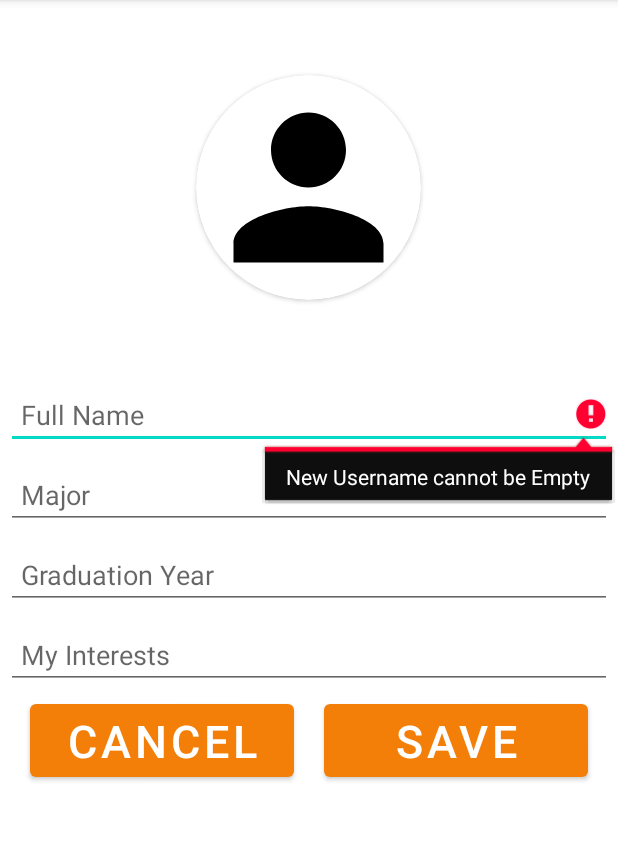
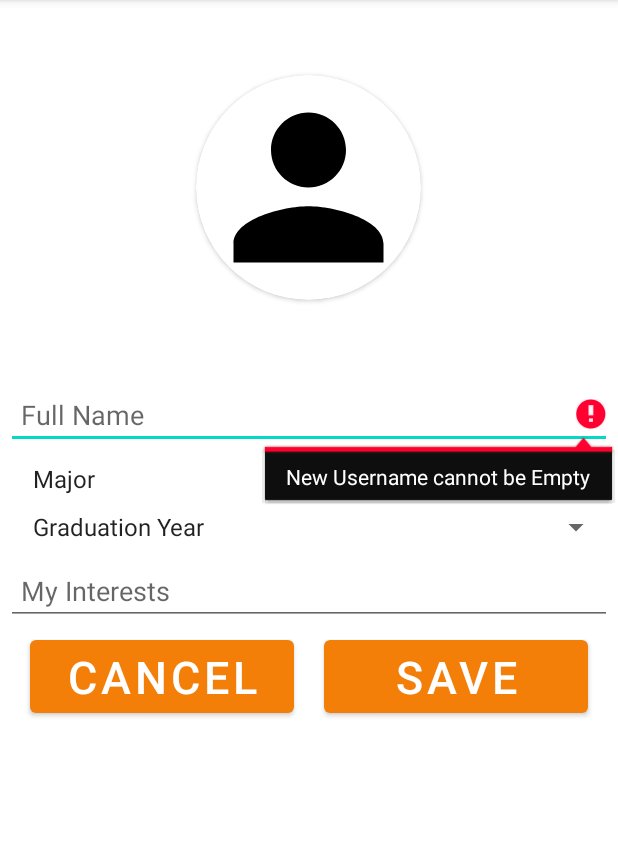
Before and after one commit to Erodri07/SU_Social, an Android app: the edit_profile screen opened directly, with no data from a screen before it, after a tap on "SAVE", on a phone screen of 412 x 824 dp, the part 84-925 px from its top. Run offline under Robolectric (Android 15) with nearby library versions, the phone set to English and light mode, and no system bars; our stand-ins replace Firebase (no records; nobody signed in at launch, a user with empty details on screens opened directly).

Commit message:
Added two drop down menus for edit profile: major and graduation year

```diff
--- a/app/src/main/java/com/example/susocial/edit_profile.java
+++ b/app/src/main/java/com/example/susocial/edit_profile.java
@@ -12,16 +12,21 @@ import android.text.TextUtils;
 import android.view.MenuInflater;
 import android.view.MenuItem;
 import android.view.View;
+import android.widget.AdapterView;
+import android.widget.ArrayAdapter;
 import android.widget.Button;
 import android.widget.EditText;
 import android.widget.ImageView;
+import android.widget.Spinner;
 
 import com.google.firebase.auth.FirebaseAuth;
 import com.google.firebase.auth.FirebaseUser;
 import com.google.firebase.firestore.DocumentReference;
 import com.google.firebase.firestore.FirebaseFirestore;
 
-public class edit_profile extends AppCompatActivity implements View.OnClickListener {
+import java.lang.reflect.Array;
+
+public class edit_profile extends AppCompatActivity implements View.OnClickListener, AdapterView.OnItemSelectedListener {
 
     private FirebaseAuth mAuth;
     private FirebaseFirestore db;
@@ -31,8 +36,8 @@ public class edit_profile extends AppCompatActivity implements View.OnClickListe
     private Button saveChanges;
 
     private EditText fullName;
-    private EditText major;
-    private EditText gradYear;
+    private Spinner major;
+    private Spinner gradYear;
     private EditText userInterests;
 
 
@@ -60,10 +65,19 @@ public class edit_profile extends AppCompatActivity implements View.OnClickListe
         }
 
         fullName = findViewById(R.id.edit_name);
-        major = findViewById(R.id.edit_major);
-        gradYear = findViewById(R.id.edit_year);
         userInterests = findViewById(R.id.edit_interest);
 
+        major = findViewById(R.id.edit_major);
+        ArrayAdapter<CharSequence> majorAdapter = ArrayAdapter.createFromResource(this, R.array.ListOfMajors, android.R.layout.simple_spinner_item);
+        majorAdapter.setDropDownViewResource(android.R.layout.simple_spinner_dropdown_item);
+        major.setAdapter(majorAdapter);
+        major.setOnItemSelectedListener(this);
+
+        gradYear = findViewById(R.id.edit_year);
+        ArrayAdapter<CharSequence> gradAdapter = ArrayAdapter.createFromResource(this, R.array.GraduationYears, android.R.layout.simple_spinner_item);
+        gradAdapter.setDropDownViewResource(android.R.layout.simple_spinner_dropdown_item);
+        gradYear.setAdapter(gradAdapter);
+        gradYear.setOnItemSelectedListener(this);
 
 
     }
@@ -79,8 +93,10 @@ public class edit_profile extends AppCompatActivity implements View.OnClickListe
     }
     private void updateProfile() {
         String newUserName = fullName.getText().toString();
-        String newMajor = major.getText().toString();
-        String newGradYear = gradYear.getText().toString();
+        //String newMajor = major.getText().toString();
+        //String newGradYear = gradYear.getText().toString();
+        String newMajor = major.getSelectedItem().toString();
+        String newGradYear = gradYear.getSelectedItem().toString();
         String newInterests = userInterests.getText().toString();
 
         if (TextUtils.isEmpty(newUserName)) {
@@ -88,11 +104,11 @@ public class edit_profile extends AppCompatActivity implements View.OnClickListe
             fullName.requestFocus();
         }
         else if (TextUtils.isEmpty(newMajor)) {
-            major.setError("New Major cannot be Empty");
+            //major.setError("New Major cannot be Empty");
             major.requestFocus();
         }
         else if (TextUtils.isEmpty(newGradYear)) {
-            gradYear.setError("Gradutation Year cannot be Empty");
+            //gradYear.setError("Gradutation Year cannot be Empty");
             gradYear.requestFocus();
         }
         else if (TextUtils.isEmpty(newInterests)) {
@@ -101,11 +117,28 @@ public class edit_profile extends AppCompatActivity implements View.OnClickListe
         }
         else{
             userRef.update("userName", newUserName);
+            userRef.update("Graduation Year", newGradYear);
             userRef.update("Major", newMajor);
-            userRef.update("Graduation Year", newGradYear);
+            if (newMajor.matches("Major")) {
+                userRef.update("Major", "Undeclared");
+            }
+            if (newGradYear.matches("Graduation Year")) {
+                userRef.update("Graduation Year", "N/A");
+            }
             userRef.update("Interests", newInterests);
 
             startActivity(new Intent(edit_profile.this, Profile.class));
         }
     }
+
+    @Override
+    public void onItemSelected(AdapterView<?> parent, View view, int position, long id) {
+        String text = parent.getItemAtPosition(position).toString();
+
+    }
+
+    @Override
+    public void onNothingSelected(AdapterView<?> parent) {
+
+    }
 }
--- a/app/src/main/res/layout/activity_edit_profile.xml
+++ b/app/src/main/res/layout/activity_edit_profile.xml
@@ -36,7 +36,7 @@
         android:paddingLeft="10dp"
         android:textColor="@color/grey"/>
 
-    <EditText
+    <Spinner
         android:layout_width="match_parent"
         android:layout_height="wrap_content"
         android:hint="Major"
@@ -47,7 +47,7 @@
         android:paddingLeft="10dp"
         android:textColor="@color/grey"/>
 
-    <EditText
+    <Spinner
         android:layout_width="match_parent"
         android:layout_height="wrap_content"
         android:hint="Graduation Year"
@@ -57,7 +57,9 @@
         android:drawablePadding="7dp"
         android:paddingLeft="10dp"
         android:inputType="numberSigned"
-        android:textColor="@color/grey"/>
+        android:textColor="@color/grey"
+
+        />
 
     <EditText
         android:layout_width="match_parent"
--- a/app/src/main/res/layout/activity_user_registration.xml
+++ b/app/src/main/res/layout/activity_user_registration.xml
@@ -73,7 +73,7 @@
         android:drawableLeft="@drawable/baseline_credit_card_24"
         android:drawablePadding="20dp"
         android:hint="Enter SU ID"
-        android:inputType="textEmailAddress"
+        android:inputType="numberSigned"
         android:padding="20dp"
         android:textColor="@color/orange"
         android:textColorHint="@color/orange" />
--- a/app/src/main/res/values/strings.xml
+++ b/app/src/main/res/values/strings.xml
@@ -9,4 +9,35 @@
 
     <string name="hello_first_fragment">Hello first fragment</string>
     <string name="hello_second_fragment">Hello second fragment. Arg: %1$s</string>
+
+    <!-- used for edit profile -->
+    <string-array name="GraduationYears">
+        <item>Graduation Year</item>
+        <item>2023</item>
+        <item>2024</item>
+        <item>2025</item>
+        <item>2026</item>
+        <item>2027</item>
+        <item>2028</item>
+    </string-array>
+
+    <string-array name="ListOfMajors">
+        <item>Major</item>
+        <item>Accounting</item>
+        <item>Aerospace Engineering</item>
+        <item>Animated and Visual Effects</item>
+        <item>Architecture</item>
+        <item>Business</item>
+        <item>Chemical Engineering</item>
+        <item>Civil Engineering</item>
+        <item>Computer Engineering</item>
+        <item>Computer Science</item>
+        <item>Economics</item>
+        <item>Electrical Engineering</item>
+        <item>Finance</item>
+        <item>Law</item>
+        <item>Management</item>
+        <item>Physics</item>
+    </string-array>
+
 </resources>
```
